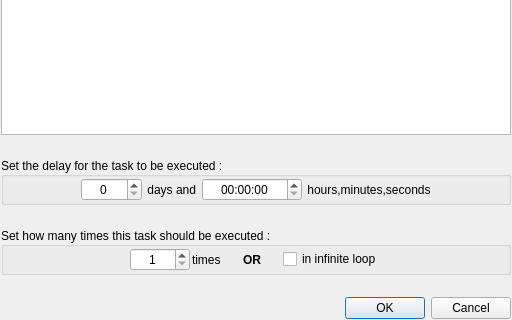
First picture: the form in ui/createactiondialogs/CreateRunningOtherTaskActionDialog.ui, repository AmirHammouteneEI/ScheduledPasteAndKeys, before the edit; both pictures show x 0 to 512 and y 179 to 499 of the 512 by 499 pixel window.
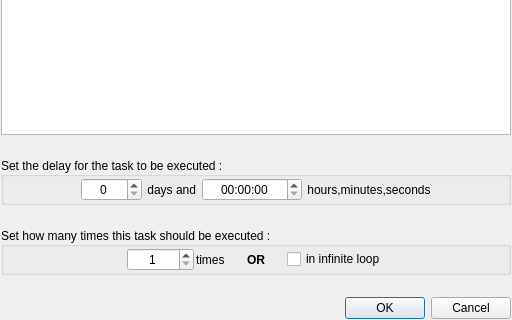
Second picture: the form after the edit. Custom widgets are drawn as their Qt base class.

Diff of the .ui file:
```diff
--- a/ui/createactiondialogs/CreateRunningOtherTaskActionDialog.ui
+++ b/ui/createactiondialogs/CreateRunningOtherTaskActionDialog.ui
@@ -306,7 +306,7 @@
          <number>1</number>
         </property>
         <property name="maximum">
-         <number>9999</number>
+         <number>999999</number>
         </property>
        </widget>
       </item>
```
Left out of the diff: 3 changed lines with no effect on the pictures.
